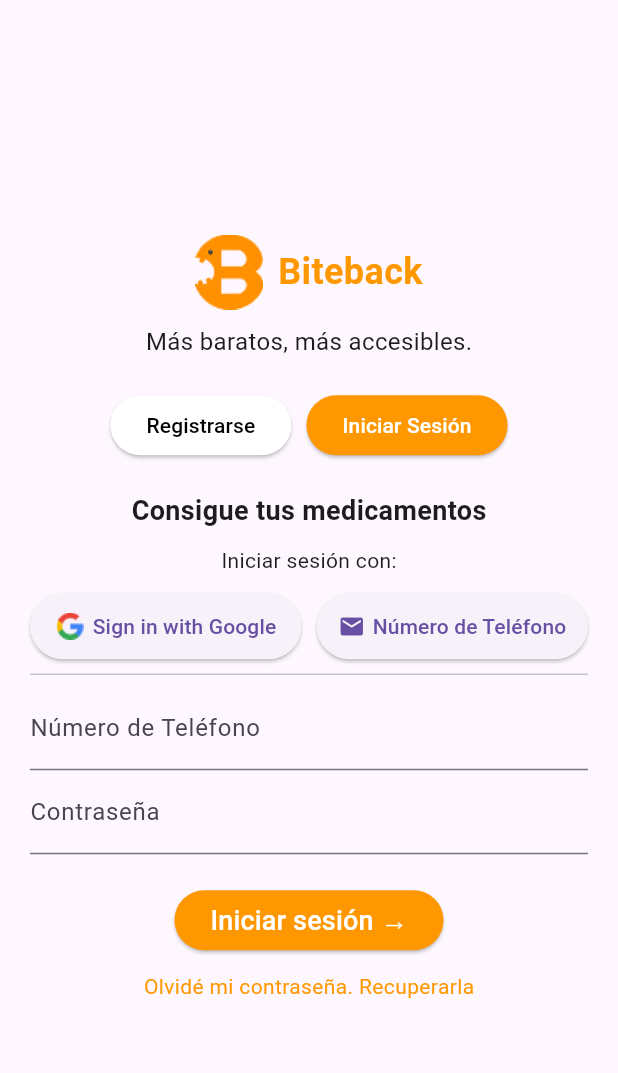
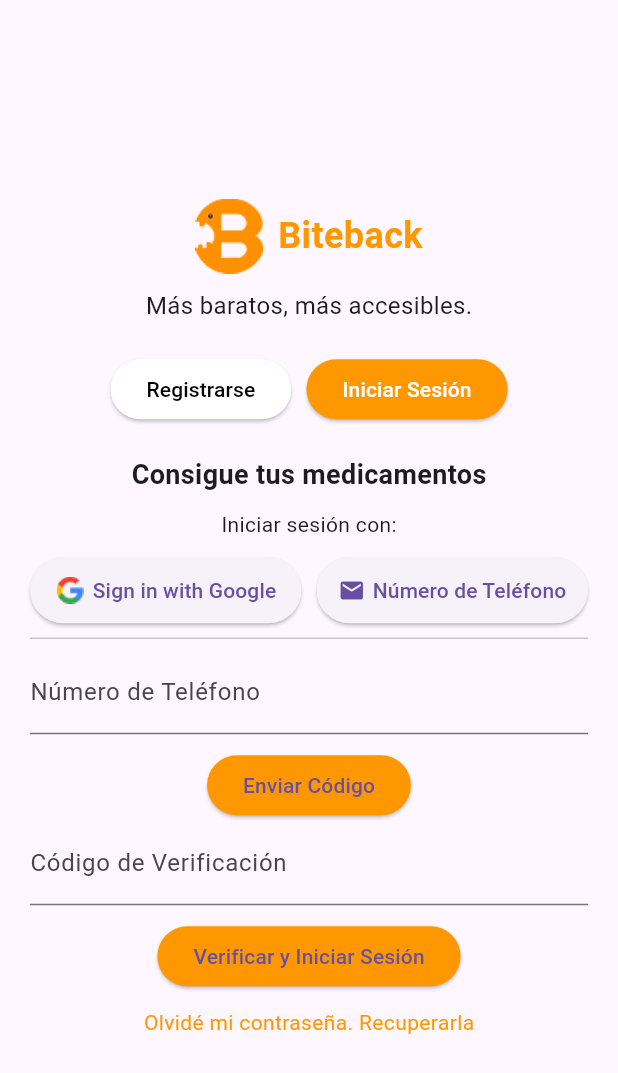
Before and after one commit to G11-ISIS3510/BiteBack-Flutter, a Flutter app: the screen it shows after launch, after a tap on "Iniciar Sesión", after a tap on "Correo electrónico", on a phone screen of 412 x 824 dp. Shown: the top 1073 px of the screen. Run offline on Flutter 3.47's test engine with Material 3 defaults, Android fonts, the phone set to English and light mode, and no system bars; our stand-ins replace firebase_auth, firebase_core, google_sign_in; accounts and stored records are empty; network calls fail.

Commit message:
segunda version (esta se puede eliminar)

```diff
--- a/lib/views/login_screen.dart
+++ b/lib/views/login_screen.dart
@@ -14,6 +14,7 @@
   final TextEditingController emailController = TextEditingController();
   final TextEditingController passwordController = TextEditingController();
   final TextEditingController phoneController = TextEditingController();
+  final TextEditingController smsCodeController = TextEditingController();
 
   @override
   Widget build(BuildContext context) {
@@ -111,21 +112,41 @@
             Divider(),
 
             isEmailMode
-                ? TextField(controller: emailController, decoration: InputDecoration(labelText: "Correo Electrónico"))
-                : TextField(controller: phoneController, decoration: InputDecoration(labelText: "Número de Teléfono")),
+                ? Column(
+                    children: [
+                      TextField(controller: emailController, decoration: InputDecoration(labelText: "Correo Electrónico")),
                       TextField(controller: passwordController, decoration: InputDecoration(labelText: "Contraseña"), obscureText: true),
-
                       SizedBox(height: 20),
                       ElevatedButton(
                         onPressed: () {
-                if (isEmailMode) {
                           authViewModel.loginWithEmail(emailController.text, passwordController.text, context);
-                } else {
-                  authViewModel.loginWithPhone(phoneController.text, context);
-                }
                         },
                         style: ElevatedButton.styleFrom(backgroundColor: Colors.orange),
-               child: Text("Iniciar sesión →", style: TextStyle(color: Colors.white, fontSize: 18),),
+                        child: Text("Iniciar sesión →", style: TextStyle(color: Colors.white, fontSize: 18)),
+                      ),
+                    ],
+                  )
+                : Column(
+                    children: [
+                      TextField(controller: phoneController, decoration: InputDecoration(labelText: "Número de Teléfono")),
+                      SizedBox(height: 10),
+                      ElevatedButton(
+                        onPressed: () {
+                          authViewModel.registerWithPhone(phoneController.text, context);
+                        },
+                        style: ElevatedButton.styleFrom(backgroundColor: Colors.orange),
+                        child: Text("Enviar Código"),
+                      ),
+                      TextField(controller: smsCodeController, decoration: InputDecoration(labelText: "Código de Verificación")),
+                      SizedBox(height: 10),
+                      ElevatedButton(
+                        onPressed: () {
+                          authViewModel.loginWithPhone(smsCodeController.text, context);
+                        },
+                        style: ElevatedButton.styleFrom(backgroundColor: Colors.orange),
+                        child: Text("Verificar y Iniciar Sesión"),
+                      ),
+                    ],
                   ),
             SizedBox(height: 10),
             GestureDetector(
```
Also changed, not shown: lib/services/auth_service.dart (+13 -8 lines), lib/viewmodels/auth_viewmodel.dart (+28 -15 lines). Lines whose indentation alone changed are shown as unchanged.
